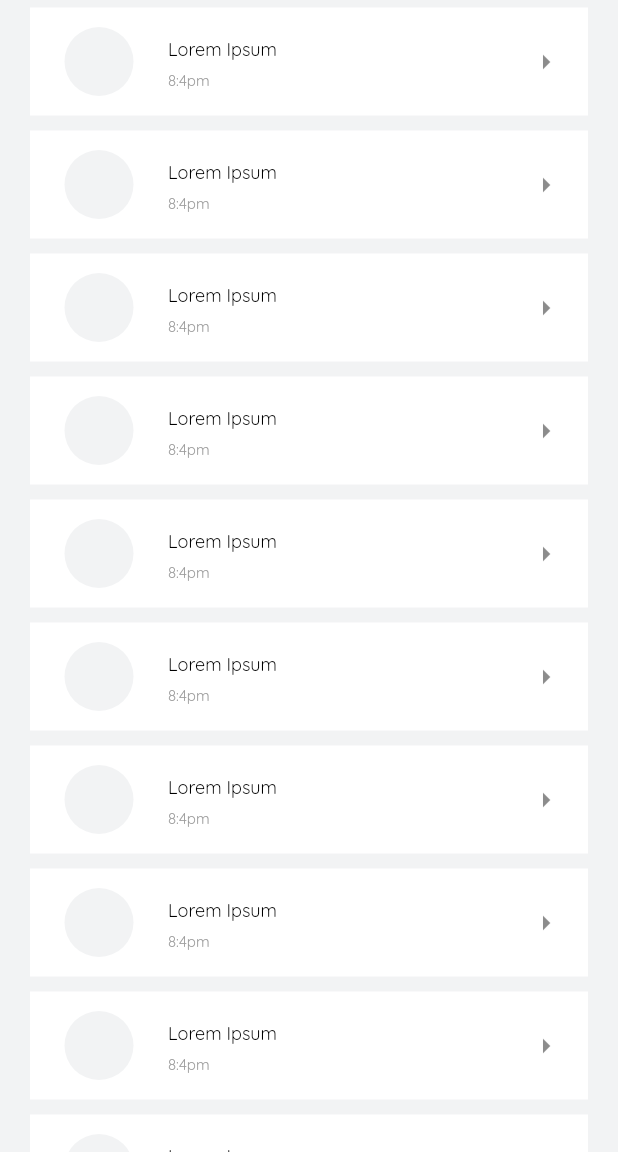
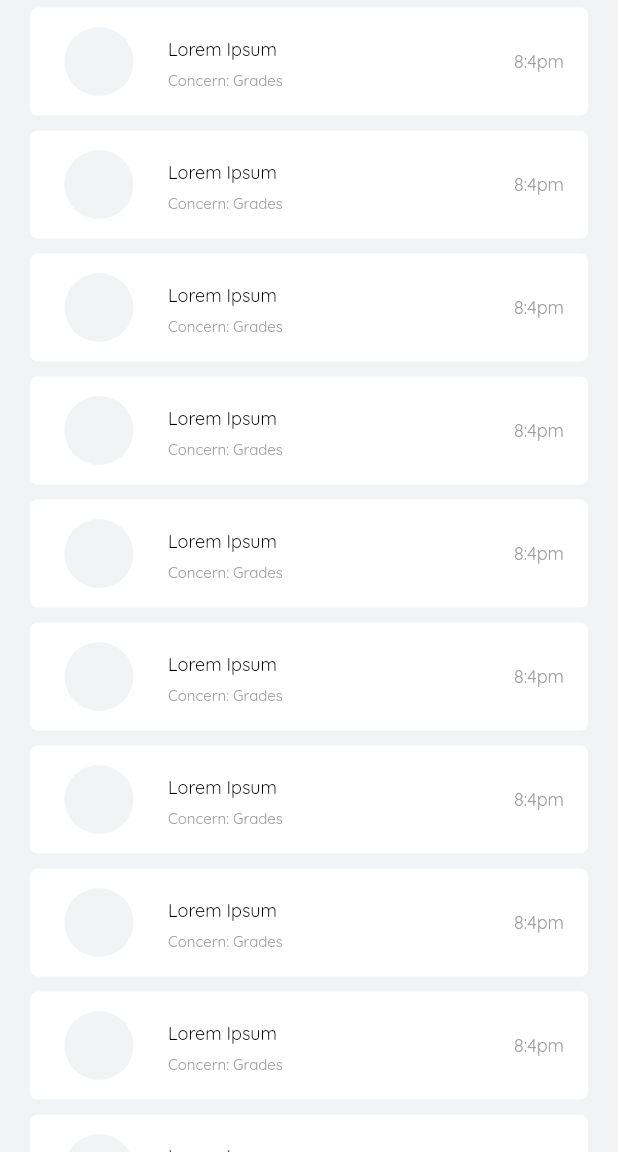
Before and after one commit to lansoyyy/Studcon_Mobile, a Flutter app: the HistoryPage screen opened directly, on a phone screen of 412 x 824 dp, the part 84-1236 px from its top. Run offline on Flutter 3.47's test engine with Material 2 defaults, Android fonts, the phone set to English and light mode, and no system bars.

```diff
--- a/lib/screens/history_page.dart
+++ b/lib/screens/history_page.dart
@@ -17,11 +17,15 @@
         return Padding(
           padding: const EdgeInsets.fromLTRB(20, 5, 20, 5),
           child: ListTile(
-            subtitle:
-                TextRegular(text: '8:4pm', fontSize: 10, color: Colors.grey),
+            shape: RoundedRectangleBorder(
+              borderRadius: BorderRadius.circular(5),
+            ),
+            subtitle: TextRegular(
+                text: 'Concern: Grades', fontSize: 10, color: Colors.grey),
             title: TextRegular(
                 text: 'Lorem Ipsum', fontSize: 12, color: Colors.black),
-            trailing: const Icon(Icons.arrow_right),
+            trailing:
+                TextRegular(text: '8:4pm', fontSize: 12, color: Colors.grey),
             tileColor: Colors.white,
             leading: const Padding(
               padding: EdgeInsets.all(5.0),
--- a/lib/screens/home_screen.dart
+++ b/lib/screens/home_screen.dart
@@ -56,6 +56,9 @@
                   return Padding(
                     padding: const EdgeInsets.fromLTRB(20, 5, 20, 5),
                     child: ListTile(
+                      shape: RoundedRectangleBorder(
+                        borderRadius: BorderRadius.circular(5),
+                      ),
                       onTap: () {
                         Navigator.of(context).push(MaterialPageRoute(
                             builder: (context) => MessageScreen()));
```
Also changed, not shown: lib/screens/message_screen/message_screen.dart (+36 -2 lines).
